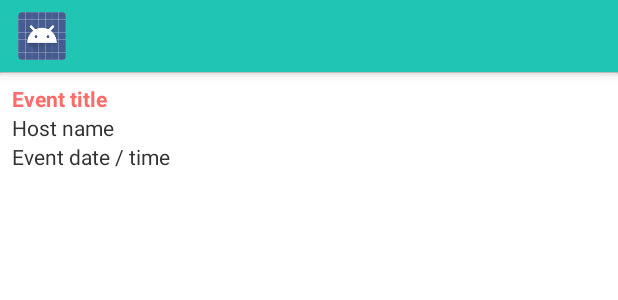
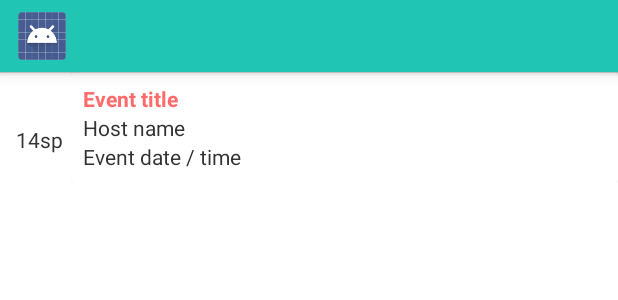
Before and after one commit to eecsninja/partyview, an Android app: the layout event_item.xml on its own in the app's theme, with its tools: preview values and no code run, on a phone screen of 412 x 824 dp. Shown: the top 300 px of the screen. Run offline under Robolectric (Android 15) with nearby library versions, the phone set to English and light mode, and no system bars.

Commit message:
add date to event item

```diff
--- a/app/src/main/java/com/sms/partyview/adapters/EventAdapter.java
+++ b/app/src/main/java/com/sms/partyview/adapters/EventAdapter.java
@@ -17,7 +17,9 @@ import java.util.Collection;
 import java.util.Comparator;
 import java.util.List;
 
+import static com.sms.partyview.helpers.Utils.DISPLAY_MONTH_FORMATTER;
 import static com.sms.partyview.helpers.Utils.DISPLAY_DATE_TIME_FORMATTER;
+import static com.sms.partyview.helpers.Utils.DISPLAY_DAY_FORMATTER;
 
 /**
  * Created by sque on 7/4/14.
@@ -49,9 +51,15 @@ public class EventAdapter extends ArrayAdapter<Event> {
         Event event = getItem(position);
         titleField.setText(event.getTitle());
 
+        TextView monthField = (TextView) view.findViewById(R.id.tvMonth);
+        TextView dayField = (TextView) view.findViewById(R.id.tvDay);
+
         DateTime date = new DateTime(event.getStartDate());
         timeField.setText(DISPLAY_DATE_TIME_FORMATTER.print(date));
         // TODO: should show a display name.
+
+        monthField.setText(DISPLAY_MONTH_FORMATTER.print(date));
+        dayField.setText(DISPLAY_DAY_FORMATTER.print(date));
 
         hostNameField.setText("Hosted by: " + event.getHost().getUsername());
 
--- a/app/src/main/java/com/sms/partyview/helpers/Utils.java
+++ b/app/src/main/java/com/sms/partyview/helpers/Utils.java
@@ -26,6 +26,11 @@ public class Utils {
 
     public static final DateTimeFormatter DISPLAY_DATE_TIME_FORMATTER = DateTimeFormat
             .forPattern("E, MMM d, h:mm a");
+
+    public static final DateTimeFormatter DISPLAY_MONTH_FORMATTER = DateTimeFormat
+            .forPattern("MMM");
+
+    public static final DateTimeFormatter DISPLAY_DAY_FORMATTER = DateTimeFormat.forPattern("d");
 
     public static void cacheAppUsers(FindCallback<ParseUser> callBack) {
         ParseQuery<ParseUser> query = ParseUser.getQuery();
--- a/app/src/main/res/layout/event_item.xml
+++ b/app/src/main/res/layout/event_item.xml
@@ -1,10 +1,35 @@
 <?xml version="1.0" encoding="utf-8"?>
-
-<RelativeLayout xmlns:android="http://schemas.android.com/apk/res/android"
+<LinearLayout xmlns:android="http://schemas.android.com/apk/res/android"
+    android:orientation="horizontal"
+    android:layout_width="fill_parent"
+    android:layout_height="wrap_content">
+    <LinearLayout
+        android:orientation="vertical"
+        android:layout_width="wrap_content"
+        android:layout_height="fill_parent"
+        android:padding="5dp"
+        android:layout_marginLeft="5dp"
+        android:layout_marginTop="5dp"
+        android:layout_marginBottom="5dp"
+        android:layout_gravity="center_vertical">
+        <TextView
+            android:id="@+id/tvMonth"
+            android:layout_width="wrap_content"
+            android:layout_height="wrap_content"
+            android:textSize="18sp"
+            android:textAllCaps="true"
+            android:layout_gravity="center_horizontal"/>
+        <TextView
+            android:id="@+id/tvDay"
+            android:layout_width="wrap_content"
+            android:layout_height="wrap_content"
+            android:text="14sp"
+            android:layout_gravity="center_horizontal"/>
+    </LinearLayout>
+    <RelativeLayout
         android:layout_width="match_parent"
         android:layout_height="match_parent"
         android:background="@drawable/bg_card">
-
         <TextView
             android:layout_width="wrap_content"
             android:layout_height="wrap_content"
@@ -32,3 +57,4 @@
             android:layout_alignLeft="@+id/tvEventItemHost"
             android:layout_alignStart="@+id/tvEventItemHost"/>
     </RelativeLayout>
+</LinearLayout>
```
Also changed, not shown: app/src/main/java/com/sms/partyview/fragments/EventMapFragment.java (+0 -7 lines). Lines whose indentation alone changed are shown as unchanged.
